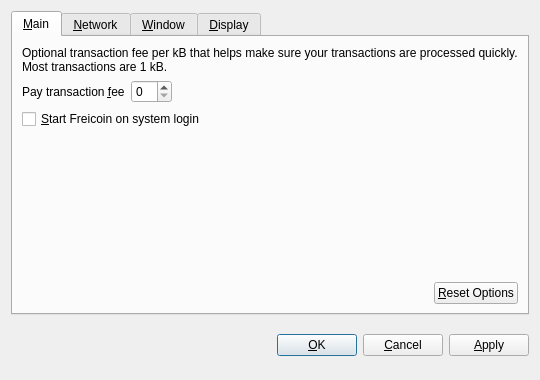
The window that src/qt/forms/optionsdialog.ui (optimacoin/optimacoin) describes before a commit, drawn with Qt 5.
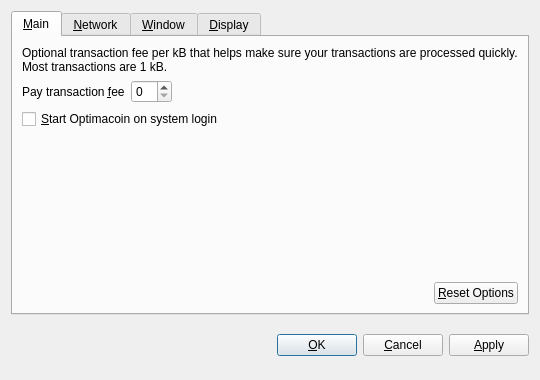
The same window after the commit. Custom widgets are drawn as their Qt base class.

```diff
--- a/src/qt/forms/optionsdialog.ui
+++ b/src/qt/forms/optionsdialog.ui
@@ -82,7 +82,7 @@
           <string>Automatically start Freicoin after logging in to the system.</string>
          </property>
          <property name="text">
-          <string>&amp;Start Freicoin on system login</string>
+          <string>&amp;Start Optimacoin on system login</string>
          </property>
         </widget>
        </item>
```
Left out of the diff: 10 changed lines with no effect on the pictures.
